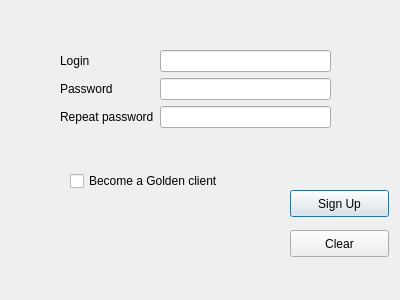
annaprok/ZooShop, file MyZooShop/signup.ui: the form before one commit.
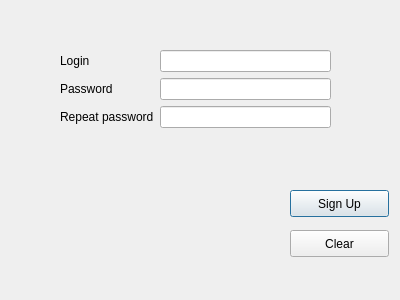
The form after the commit.

Patch:
```diff
--- a/MyZooShop/signup.ui
+++ b/MyZooShop/signup.ui
@@ -89,19 +89,6 @@
     <string>Clear</string>
    </property>
   </widget>
-  <widget class="QCheckBox" name="checkBox">
-   <property name="geometry">
-    <rect>
-     <x>70</x>
-     <y>170</y>
-     <width>191</width>
-     <height>22</height>
-    </rect>
-   </property>
-   <property name="text">
-    <string>Become a Golden client</string>
-   </property>
-  </widget>
  </widget>
  <resources/>
  <connections/>
```
